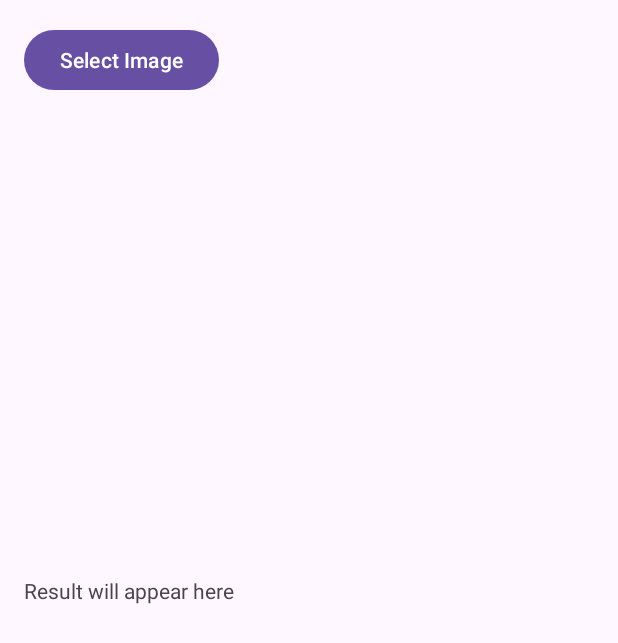
After one commit to goose2711/BoneFractureDetection, an Android app: the layout activity_tf_lite.xml on its own in the app's theme, with its tools: preview values and no code run, on a phone screen of 412 x 824 dp. The commit adds this screen. Shown: the top 643 px of the screen. Run offline under Robolectric (Android 15) with nearby library versions, the phone set to English and light mode, and no system bars.

Commit message:
Currently works in implementing and deploying tflite model into a local image

```diff
--- a/app/src/main/AndroidManifest.xml
+++ b/app/src/main/AndroidManifest.xml
@@ -25,6 +25,7 @@
         <activity android:name=".LogInActivity" />
         <activity android:name=".SignUpActivity" />
         <activity android:name=".HomeActivity" />
+        <activity android:name=".TestMLActivity" />
     </application>
 
 </manifest>
--- a/app/src/main/java/com/example/myapplication/LogInActivity.java
+++ b/app/src/main/java/com/example/myapplication/LogInActivity.java
@@ -42,7 +42,7 @@ public class LogInActivity extends AppCompatActivity {
                     if (checkLogin(username, password)) {
                         // Login successful
                         Toast.makeText(LogInActivity.this, "Login successful!", Toast.LENGTH_SHORT).show();
-                        startActivity(new Intent(LogInActivity.this, HomeActivity.class));
+                        startActivity(new Intent(LogInActivity.this, TestMLActivity.class));
                         finish();
                     } else {
                         // Login failed
--- /dev/null
+++ b/app/src/main/res/layout/activity_tf_lite.xml
@@ -0,0 +1,35 @@
+<?xml version="1.0" encoding="utf-8"?>
+<androidx.constraintlayout.widget.ConstraintLayout xmlns:android="http://schemas.android.com/apk/res/android"
+    android:layout_width="match_parent"
+    android:layout_height="match_parent">
+    <!-- res/layout/activity_tf_lite.xml -->
+    <LinearLayout
+        xmlns:android="http://schemas.android.com/apk/res/android"
+        android:layout_width="match_parent"
+        android:layout_height="match_parent"
+        android:orientation="vertical"
+        android:padding="16dp">
+
+        <Button
+            android:id="@+id/button_select_image"
+            android:layout_width="wrap_content"
+            android:layout_height="wrap_content"
+            android:text="Select Image"/>
+
+        <ImageView
+            android:id="@+id/imageView"
+            android:layout_width="match_parent"
+            android:layout_height="300dp"
+            android:scaleType="centerCrop"/>
+
+        <TextView
+            android:id="@+id/textViewResult"
+            android:layout_width="wrap_content"
+            android:layout_height="wrap_content"
+            android:text="Result will appear here"
+            android:layout_marginTop="20dp"/>
+
+    </LinearLayout>
+
+
+</androidx.constraintlayout.widget.ConstraintLayout>
```
Also changed, not shown: app/src/main/java/com/example/myapplication/TestMLActivity.java (+88 -26 lines).
